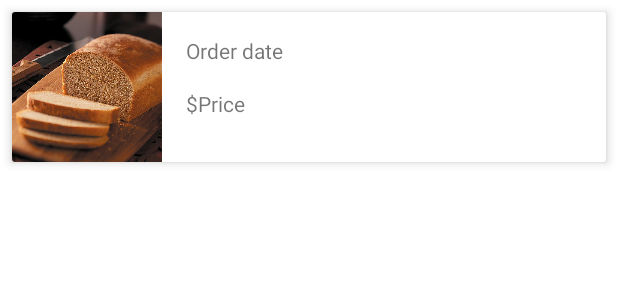
After one commit to PrashantNaikHC/EZ-Kart, an Android app: the layout list_order.xml on its own in the app's theme, with its tools: preview values and no code run, on a phone screen of 412 x 824 dp. The commit adds this screen. Shown: the top 300 px of the screen. Run offline under Robolectric (Android 15) with nearby library versions, the phone set to English and light mode, and no system bars; network calls fail.

Commit message:
Adding UI for ordersFragment

```diff
--- /dev/null
+++ b/app/src/main/res/layout/list_order.xml
@@ -0,0 +1,81 @@
+<?xml version="1.0" encoding="utf-8"?>
+<layout xmlns:android="http://schemas.android.com/apk/res/android"
+    xmlns:app="http://schemas.android.com/apk/res-auto"
+    xmlns:tools="http://schemas.android.com/tools">
+
+    <data>
+        <variable
+            name="item"
+            type="com.prashant.naik.ezcart.data.Item" />
+
+        <variable
+            name="orderDate"
+            type="String" />
+    </data>
+
+    <androidx.constraintlayout.widget.ConstraintLayout
+        android:layout_width="match_parent"
+        android:layout_height="wrap_content">
+
+        <androidx.cardview.widget.CardView
+            android:layout_width="match_parent"
+            android:layout_height="wrap_content"
+            android:layout_margin="@dimen/margin_sm"
+            app:cardElevation="@dimen/card_elevation"
+            app:layout_constraintBottom_toBottomOf="parent"
+            app:layout_constraintEnd_toEndOf="parent"
+            app:layout_constraintStart_toStartOf="parent"
+            app:layout_constraintTop_toTopOf="parent">
+
+            <androidx.constraintlayout.widget.ConstraintLayout
+                android:layout_width="match_parent"
+                android:layout_height="match_parent">
+
+                <ImageView
+                    android:id="@+id/product_image"
+                    android:layout_width="wrap_content"
+                    android:layout_height="wrap_content"
+                    android:contentDescription="@string/product_image"
+                    android:scaleType="center"
+                    android:src="@drawable/product_01"
+                    app:layout_constraintBottom_toBottomOf="parent"
+                    app:layout_constraintStart_toStartOf="parent"
+                    app:layout_constraintTop_toTopOf="parent" />
+
+                <TextView
+                    android:id="@+id/order_name"
+                    android:layout_width="wrap_content"
+                    android:layout_height="wrap_content"
+                    android:layout_margin="@dimen/margin_general"
+                    android:layout_marginStart="16dp"
+                    android:layout_marginTop="16dp"
+                    android:text="@{orderDate}"
+                    app:layout_constraintStart_toEndOf="@+id/product_image"
+                    app:layout_constraintTop_toTopOf="parent"
+                    tools:text="Order date" />
+
+                <TextView
+                    android:id="@+id/product_price"
+                    android:layout_width="wrap_content"
+                    android:layout_height="wrap_content"
+                    android:layout_marginTop="@dimen/margin_general"
+                    android:text="@{Integer.toString(item.price)}"
+                    app:layout_constraintStart_toEndOf="@+id/product_currency"
+                    app:layout_constraintTop_toBottomOf="@+id/order_name"
+                    tools:text="Price" />
+
+                <TextView
+                    android:id="@+id/product_currency"
+                    android:layout_width="wrap_content"
+                    android:layout_height="wrap_content"
+                    android:layout_marginTop="@dimen/margin_general"
+                    android:text="@string/dollar"
+                    app:layout_constraintStart_toStartOf="@+id/order_name"
+                    app:layout_constraintTop_toBottomOf="@+id/order_name"
+                    tools:text="$" />
+
+            </androidx.constraintlayout.widget.ConstraintLayout>
+        </androidx.cardview.widget.CardView>
+
+    </androidx.constraintlayout.widget.ConstraintLayout>
+</layout>
--- a/app/src/main/res/values/strings.xml
+++ b/app/src/main/res/values/strings.xml
@@ -55,5 +55,6 @@
     <string name="available_quantity_text">Available quantity :</string>
     <string name="add_to_cart">Add to Cart</string>
     <string name="item_content_desc">Item image</string>
+    <string name="orders_placeholder_pretext">Orders for </string>
 
 </resources>
```
Also changed, not shown: app/src/main/java/com/prashant/naik/ezcart/adapter/ItemsAdapter.kt (+5 -5 lines), app/src/main/java/com/prashant/naik/ezcart/adapter/OrdersAdapter.kt (added, +72 -0 lines), app/src/main/java/com/prashant/naik/ezcart/ui/orders/OrderFragment.kt (+42 -2 lines), app/src/main/java/com/prashant/naik/ezcart/utils/ViewUtils.kt (+13 -0 lines), app/src/main/res/layout/fragment_order.xml (+22 -6 lines).
